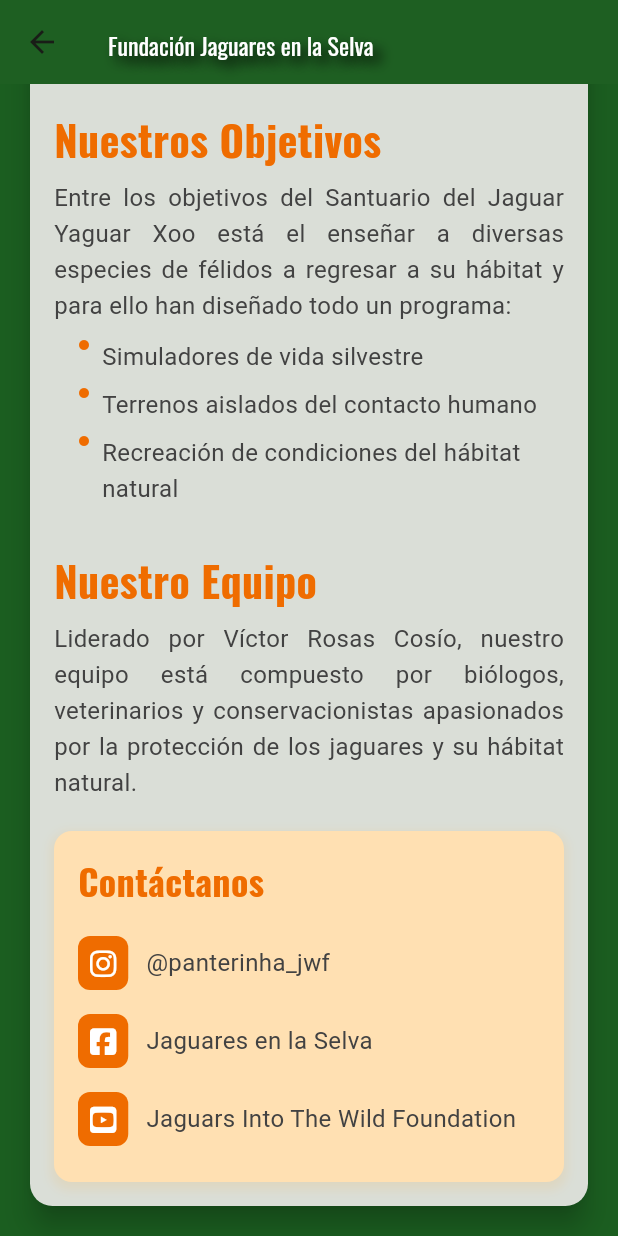
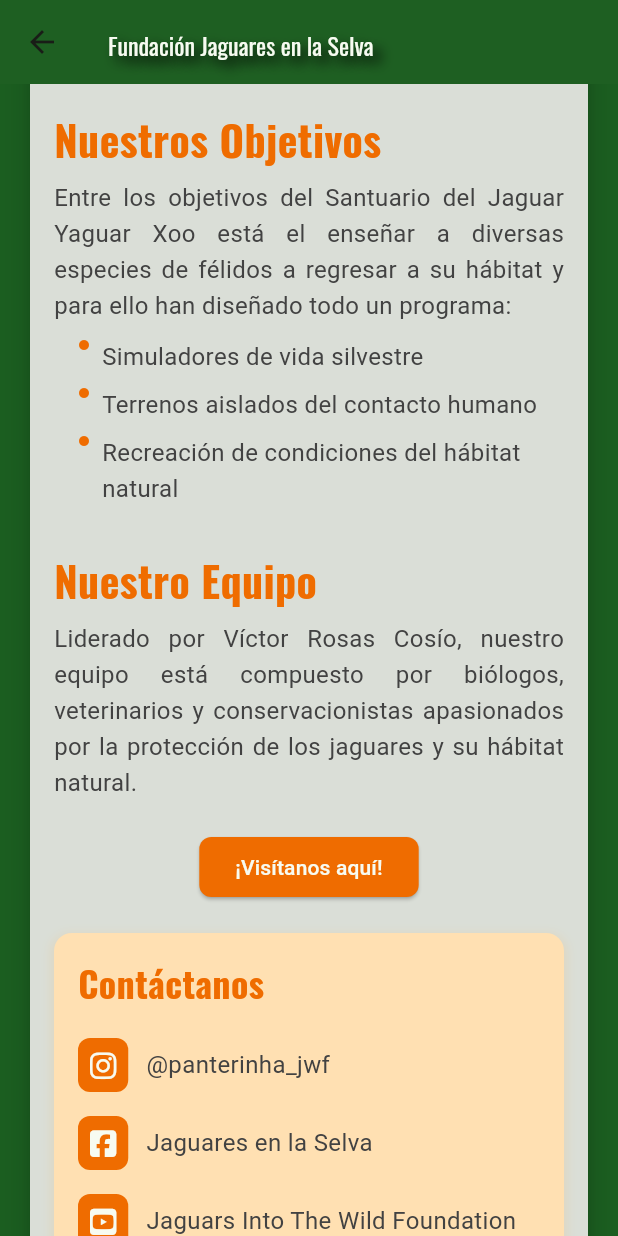
Before and after one commit to alfito69420/proyecto_final, a Flutter app: the TeamScreen screen opened by its route, scrolled down 851 dp, on a phone screen of 412 x 824 dp. Run offline on Flutter 3.47's test engine with Material 3 defaults, Android fonts, the phone set to English and light mode, and no system bars; our stand-ins replace carousel_slider, font_awesome_flutter, google_fonts, google_maps_flutter.

Commit message:
Creada nueva pantalla para mostrar la ubicación en Maps del Santuario. Arreglados detalles respecto a la responsividad del Onboarding y el Home

```diff
--- a/lib/components/jaguar_card.dart
+++ b/lib/components/jaguar_card.dart
@@ -29,7 +29,7 @@ class JaguarCard extends StatelessWidget {
             Expanded(
               child: ClipRRect(
                 borderRadius: BorderRadius.vertical(top: Radius.circular(8)),
-                child: Image.network(
+                child: Image.asset(
                   jaguar.imageUrl,
                   fit: BoxFit.cover,
                   width: double.infinity,
--- a/lib/main.dart
+++ b/lib/main.dart
@@ -1,10 +1,11 @@
 import 'package:flutter/material.dart';
+import 'package:proyecto_final/screens/general/map_screen.dart';
 import 'package:proyecto_final/screens/general/team_screen.dart';
 import 'package:proyecto_final/screens/home_screen.dart';
 import 'package:proyecto_final/screens/jaguars/jaguar_home_screen.dart';
 import 'package:proyecto_final/screens/login_screen.dart';
 import 'package:proyecto_final/screens/dashboard_screen.dart';
-import 'package:proyecto_final/screens/onboarding/onboarding_screen.dart';
+import 'package:proyecto_final/screens/onboarding_screen.dart';
 
 void main() {
   runApp(const MyApp());
@@ -29,6 +30,7 @@ class MyApp extends StatelessWidget {
         "/onboarding": (context) => const OnboardingScreen(),
         "/jaguarhome": (context) => JaguarHomeScreen(),
         "/us": (context) => TeamScreen(),
+        "/locationmap": (context) => MapLocation(),
       },
       debugShowCheckedModeBanner: false,
     );
--- a/lib/screens/general/team_screen.dart
+++ b/lib/screens/general/team_screen.dart
@@ -1,6 +1,8 @@
 import 'package:flutter/material.dart';
 import 'package:font_awesome_flutter/font_awesome_flutter.dart';
 import 'package:google_fonts/google_fonts.dart';
+import 'package:proyecto_final/screens/general/map_screen.dart';
+import 'package:url_launcher/url_launcher.dart';
 import 'package:url_launcher/url_launcher_string.dart';
 
 class TeamScreen extends StatelessWidget {
@@ -10,7 +12,7 @@ class TeamScreen extends StatelessWidget {
       backgroundColor: Colors.green[900], // Fondo verde oscuro
       body: CustomScrollView(
         slivers: <Widget>[
-          _buildSliverAppBar(),
+          _buildSliverAppBar(context),
           SliverToBoxAdapter(
             child: Padding(
               padding: const EdgeInsets.only(left: 16, right: 16, bottom: 16),
@@ -33,7 +35,9 @@ class TeamScreen extends StatelessWidget {
                       SizedBox(height: 20),
                       _buildAnimatedSection('Nuestro Equipo', _buildTeamContent()),
                       SizedBox(height: 20),
-                      _buildContactSection(),
+                      _buildVisitButton(context),
+                      SizedBox(height: 20),
+                      _buildContactSection(context),
                     ],
                   ),
                 ),
@@ -45,7 +49,7 @@ class TeamScreen extends StatelessWidget {
     );
   }
 
-  Widget _buildSliverAppBar() {
+  Widget _buildSliverAppBar(BuildContext context) {
     return SliverAppBar(
       expandedHeight: 200.0,
       floating: false,
@@ -56,7 +60,7 @@ class TeamScreen extends StatelessWidget {
           'Fundación Jaguares en la Selva',
           style: GoogleFonts.oswald(
             textStyle: TextStyle(
-              color: Colors.white,
+              color: Theme.of(context).canvasColor,
               fontSize: 16.0,
               shadows: [
                 Shadow(
@@ -221,7 +225,31 @@ class TeamScreen extends StatelessWidget {
     );
   }
 
-  Widget _buildContactSection() {
+  Widget _buildVisitButton(BuildContext context) {
+    return Row(
+      mainAxisAlignment: MainAxisAlignment.center,
+      children: [
+        ElevatedButton(
+          onPressed: () {
+            Navigator.push(
+              context,
+              MaterialPageRoute(builder: (context) => MapLocation()),
+            );
+          },
+          child: Text('¡Visítanos aquí!'),
+          style: ElevatedButton.styleFrom(
+            backgroundColor: Colors.orange[800],
+            foregroundColor: Theme.of(context).canvasColor,
+            shape: RoundedRectangleBorder(
+              borderRadius: BorderRadius.circular(8),
+            ),
+          ),
+        ),
+      ],
+    );
+  }
+
+  Widget _buildContactSection(BuildContext context) {
     return Container(
       padding: EdgeInsets.all(16),
       decoration: BoxDecoration(
@@ -250,15 +278,15 @@ class TeamScreen extends StatelessWidget {
             ),
           ),
           SizedBox(height: 12),
-          _buildContactInfo(FontAwesomeIcons.instagram, '@panterinha_jwf', 'https://www.instagram.com/jaguarsintothewild/'),
-          _buildContactInfo(FontAwesomeIcons.squareFacebook, 'Jaguares en la Selva', 'https://www.facebook.com/jaguarsintothewild?ref=ts&fref=ts'),
-          _buildContactInfo(FontAwesomeIcons.squareYoutube, 'Jaguars Into The Wild Foundation', 'https://www.youtube.com/channel/UCiQ7b_-eDiRjHSJI9W6LAGw'),
+          _buildContactInfo(FontAwesomeIcons.instagram, '@panterinha_jwf', 'https://www.instagram.com/jaguarsintothewild/', context),
+          _buildContactInfo(FontAwesomeIcons.squareFacebook, 'Jaguares en la Selva', 'https://www.facebook.com/jaguarsintothewild?ref=ts&fref=ts', context),
+          _buildContactInfo(FontAwesomeIcons.squareYoutube, 'Jaguars Into The Wild Foundation', 'https://www.youtube.com/channel/UCiQ7b_-eDiRjHSJI9W6LAGw', context),
         ],
       ),
     );
   }
 
-  Widget _buildContactInfo(IconData icon, String text, String url) {
+  Widget _buildContactInfo(IconData icon, String text, String url, BuildContext context) {
     return Padding(
       padding: const EdgeInsets.symmetric(vertical: 8.0),
       child: GestureDetector(
@@ -271,7 +299,7 @@ class TeamScreen extends StatelessWidget {
                 color: Colors.orange[800],
                 borderRadius: BorderRadius.circular(8),
               ),
-              child: FaIcon(icon, color: Colors.white, size: 20),
+              child: FaIcon(icon, color: Theme.of(context).canvasColor, size: 20),
             ),
             SizedBox(width: 12),
             Expanded(
@@ -292,10 +320,14 @@ class TeamScreen extends StatelessWidget {
   }
 
   void _launchURL(String url) async {
-    if (await canLaunchUrlString(url)) {
-      await launchUrlString(url);
-    } else {
-      throw 'No se pudo abrir la URL: $url';
+    Uri _url = Uri.parse(url);
+    // if (await canLaunchUrl(_url)) {
+    //   await launchUrl(_url);
+    // } else {
+    //   throw 'No se pudo abrir la URL: $_url';
+    // }
+    if (!await launchUrl(_url)) {
+      throw Exception('Could not launch $_url');
     }
   }
 }
--- a/lib/screens/onboarding/responsive-screens/vertical.dart
+++ b/lib/screens/responsives/onboarding/vertical.dart
@@ -64,7 +64,7 @@ class _VerticalState extends State<Vertical> {
           Column(
             children: [
                 numberCounter('1', 'Jaguar silvestre nacido'),
-                numberCounter('5', 'Jaguares rehabilitados y liberados en selvas seguras'),
+                numberCounter('5', 'Jaguares liberados en selvas seguras'),
                 numberCounter('11', 'Jaguares en proceso de rehabilitación'),
             ],
           )
@@ -96,7 +96,7 @@ class _VerticalState extends State<Vertical> {
                   '${number}',
                   style: TextStyle(
                     fontSize: 26,
-                    //color: Colors.white,
+                    color: Theme.of(context).canvasColor,
                     fontWeight: FontWeight.bold,
                   ),
                 ),
--- a/pubspec.yaml
+++ b/pubspec.yaml
@@ -40,6 +40,7 @@ dependencies:
   carousel_slider: ^5.0.0
   font_awesome_flutter: ^10.8.0
   url_launcher: ^6.3.1
+  google_maps_flutter: ^2.10.0
 
 dev_dependencies:
   flutter_test:
```
Also changed, not shown: lib/models/onboardingContent.dart (+4 -6 lines), lib/screens/general/map_screen.dart (added, +119 -0 lines), lib/screens/home_screen.dart (+8 -71 lines), lib/screens/onboarding_screen.dart (renamed from lib/screens/onboarding/onboarding_screen.dart, +6 -6 lines), lib/screens/responsives/home/horizontal_home.dart (added, +82 -0 lines), lib/screens/responsives/home/vertical_home.dart (added, +89 -0 lines), lib/screens/responsives/onboarding/horizontal.dart (renamed from lib/screens/onboarding/responsive-screens/horizontal.dart, +27 -11 lines), assets/general/logo.png (added), pubspec.lock, 1 other file.
